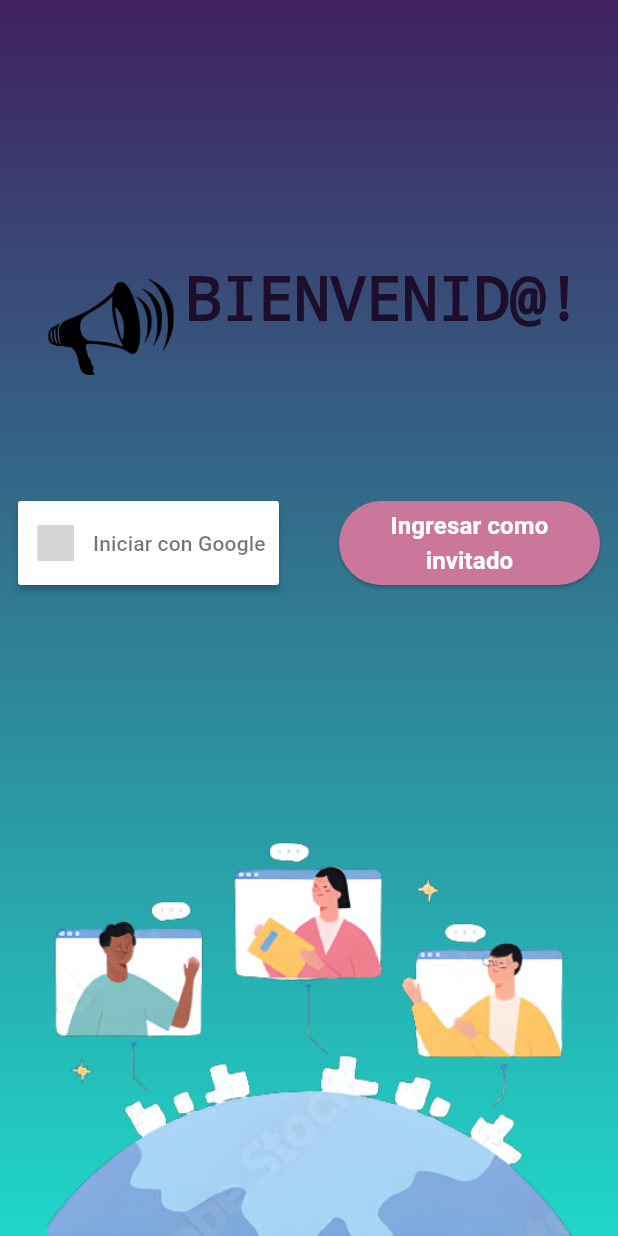
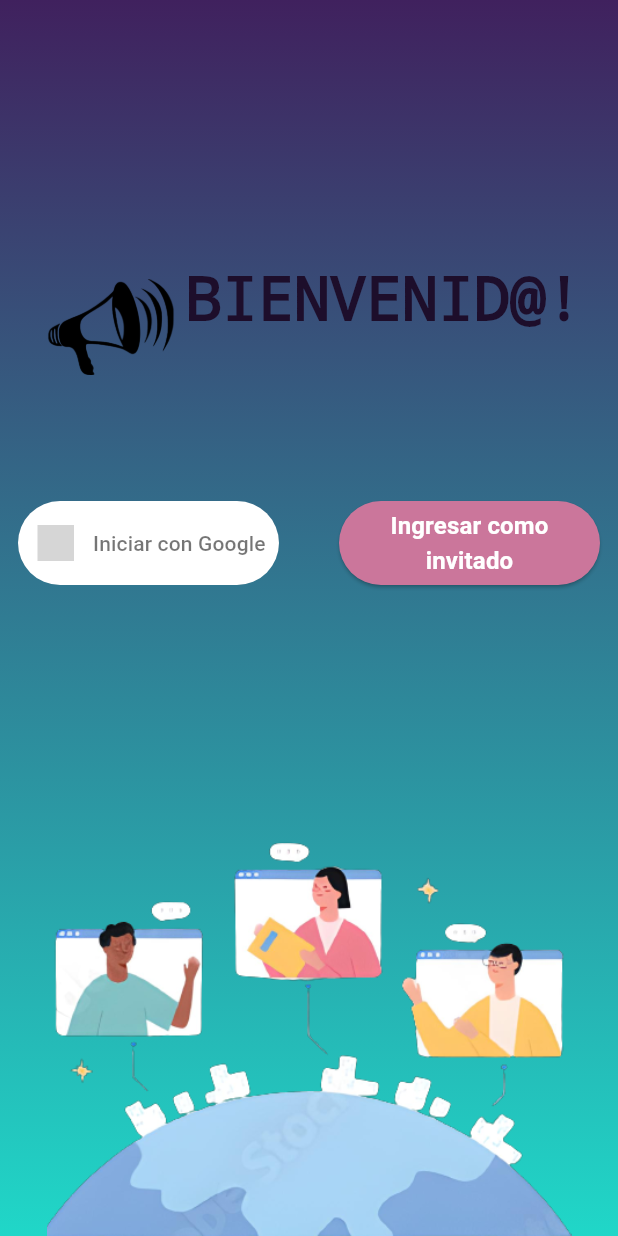
Before and after one commit to ValaaGon/proyecto-moviles, a Flutter app: the screen it shows after launch, on a phone screen of 412 x 824 dp. Run offline on Flutter 3.47's test engine with Material 3 defaults, Android fonts, the phone set to English and light mode, and no system bars; drawn by our look-alikes of sign_in_button; our stand-ins replace cloud_firestore, firebase_auth, firebase_core, firebase_storage, google_sign_in, image_picker and 1 more; accounts and stored records are empty; grey boxes are pictures that could not be loaded.

Commit message:
Boton google mas lindo

```diff
--- a/lib/Pages/Login/Login.dart
+++ b/lib/Pages/Login/Login.dart
@@ -53,6 +53,8 @@ class Login extends StatelessWidget {
                     height: 80.0,
                     padding: EdgeInsets.all(12.0),
                     //boton google
+                    child: ClipRRect(
+                      borderRadius: BorderRadius.circular(40.0),
                       child: SizedBox(
                         height: 50,
                         child: SignInButton(
@@ -66,6 +68,7 @@ class Login extends StatelessWidget {
                                 MaterialPageRoute(
                                     builder: (context) => Administracion()));
                           },
+                        ),
                       ),
                     ),
                   ),
```
Lines whose indentation alone changed are shown as unchanged.
